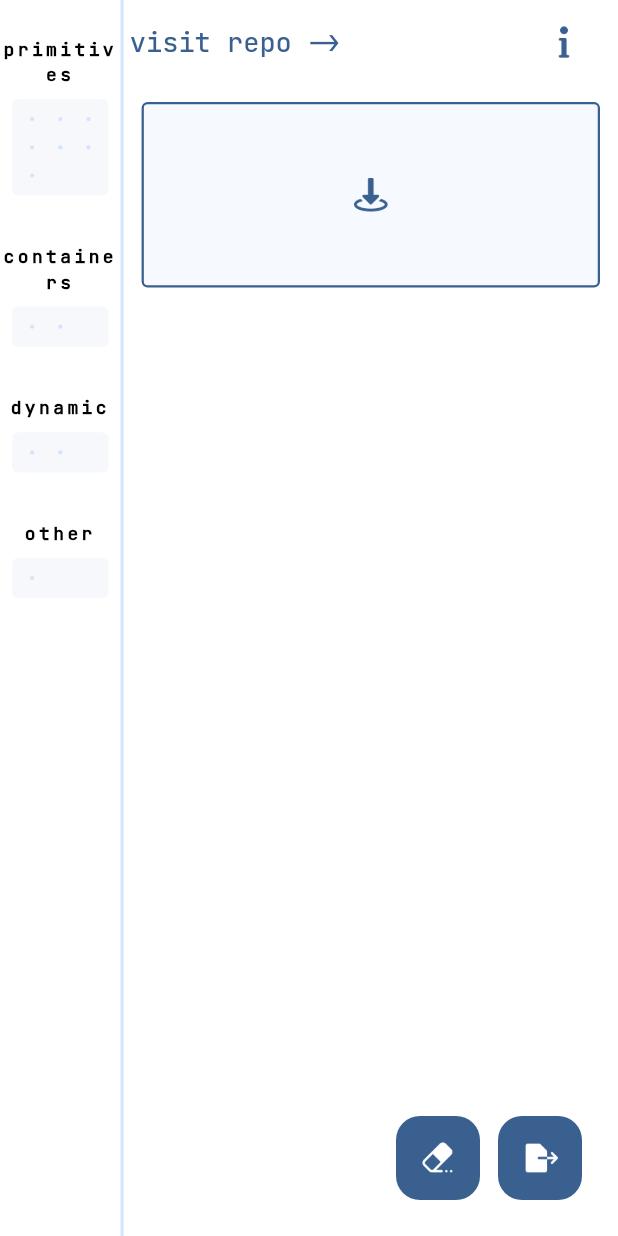
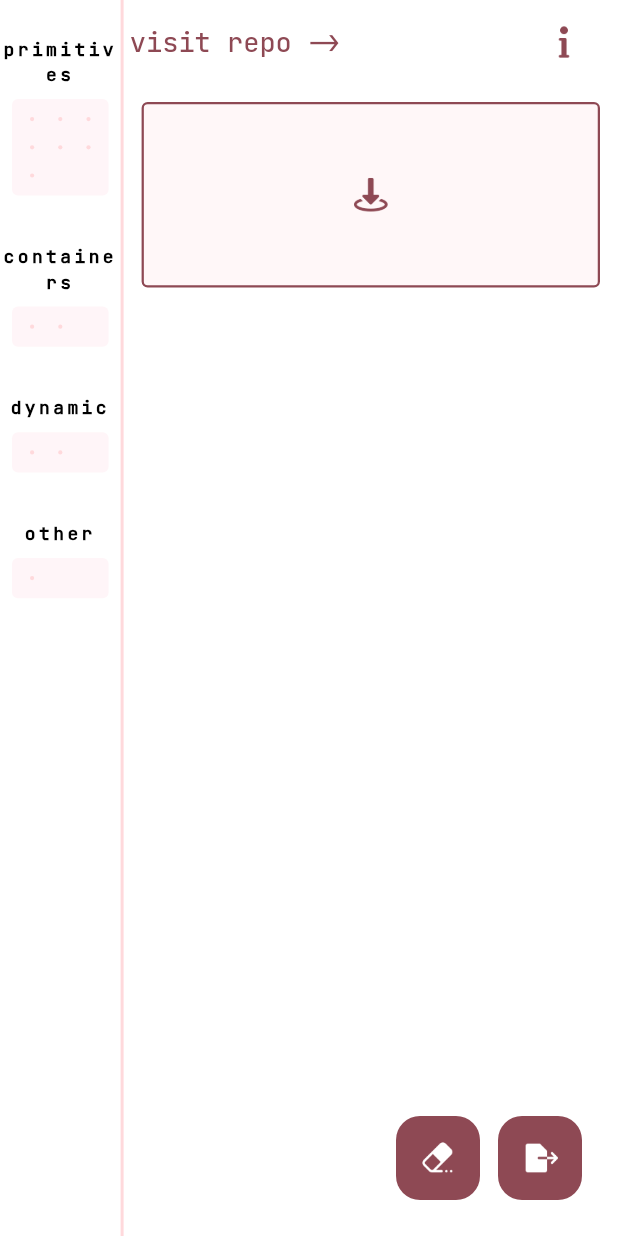
Before and after one commit to Soko9/readme_creator, a Flutter app: the screen it shows after launch, on a phone screen of 412 x 824 dp. Run offline on Flutter 3.47's test engine with Material 3 defaults, Android fonts, the phone set to English and light mode, and no system bars; missing offline and left inert: dart:html.

Commit message:
adding a logo and primary color

```diff
--- a/lib/constants/colors.dart
+++ b/lib/constants/colors.dart
@@ -3,7 +3,7 @@ import "package:flutter/material.dart";
 class COLORS {
   COLORS._();
 
-  static const Color primary = Color(0xFF577FB2);
+  static const Color primary = Color(0xFFFE3E6D);
   // static const Color orchidPink = Color(0xFFF7B5CC);
   // static const Color lavenderBlush = Color(0xFFFDECF2);
   // static const Color blueGray = Color(0xFF7192BE);
```
Also changed, not shown: assets/logo.jpeg (added).
